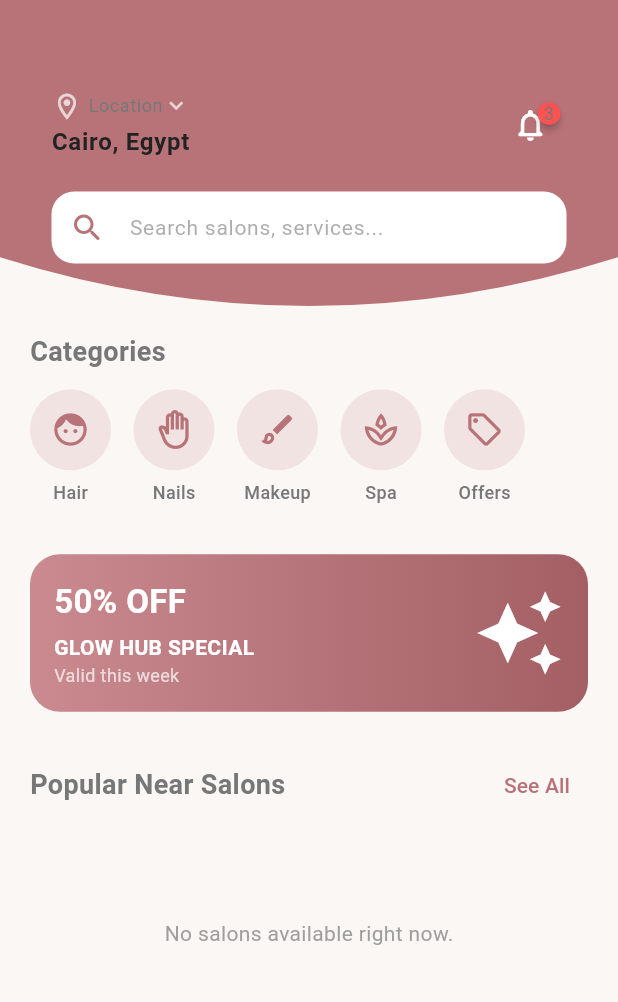
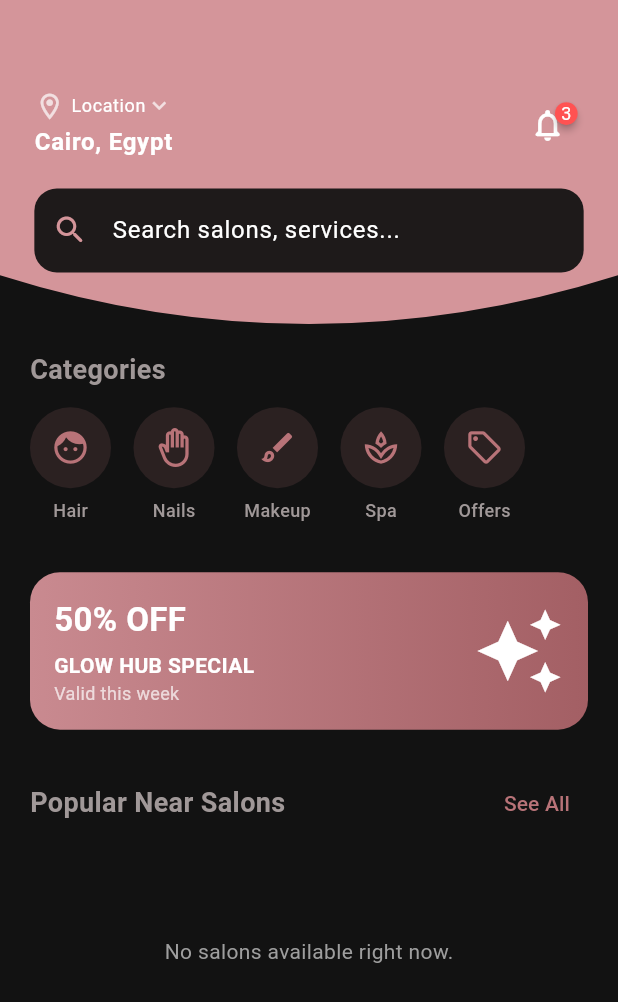
Before and after one commit to ahmedattia77/glow_hub, a Flutter app: the HomeClientScreen screen opened directly, on a phone screen of 412 x 824 dp. Shown: the top 1002 px of the screen. Run offline on Flutter 3.47's test engine with Material 3 defaults, Android fonts, the phone set to English and light mode, and no system bars; drawn by our look-alikes of badges; our stand-ins replace cloud_firestore, firebase_auth, firebase_core, firebase_storage, flutter_bloc, flutter_screenutil; accounts and stored records are empty; network calls fail.

```diff
--- /dev/null
+++ b/lib/core/common_widgets/curved_app_header.dart
@@ -0,0 +1,78 @@
+import 'package:flutter/material.dart';
+import 'package:badges/badges.dart' as badges;
+import 'package:flutter_screenutil/flutter_screenutil.dart';
+import 'package:glow_hub/features/home/presentation/ui/widgets/header_curved_clipper.dart';
+
+class CurvedAppHeader extends StatelessWidget {
+  final Widget? titleWidget;
+  final Widget? bottomChild;
+  final int notificationCount;
+  final VoidCallback? onNotificationPressed;
+  final bool showNotification;
+  final double? customPaddingBottom;
+
+  const CurvedAppHeader({
+    super.key,
+    this.titleWidget,
+    this.bottomChild,
+    this.notificationCount = 0,
+    this.onNotificationPressed,
+    this.showNotification = true,
+    this.customPaddingBottom,
+  });
+
+  @override
+  Widget build(BuildContext context) {
+    final theme = Theme.of(context);
+    final primaryColor = theme.primaryColor;
+
+    return ClipPath(
+      clipper: HeaderCurvedClipper(),
+      child: Container(
+        padding: EdgeInsets.only(
+          top: 50.h,
+          left: 20.w,
+          right: 20.w,
+          bottom: customPaddingBottom ?? (bottomChild != null ? 35.h : 25.h),
+        ),
+        decoration: BoxDecoration(color: primaryColor),
+        child: Column(
+          mainAxisSize: MainAxisSize.min,
+          children: [
+            Row(
+              mainAxisAlignment: MainAxisAlignment.spaceBetween,
+              children: [
+                Expanded(child: titleWidget ?? const SizedBox.shrink()),
+                if (showNotification)
+                  badges.Badge(
+                    position: badges.BadgePosition.topEnd(top: 4, end: 4),
+                    showBadge: notificationCount > 0,
+                    badgeStyle: const badges.BadgeStyle(
+                      badgeColor: Colors.redAccent,
+                      padding: EdgeInsets.all(4),
+                    ),
+                    badgeContent: Text(
+                      '$notificationCount',
+                      style: theme.textTheme.bodySmall?.copyWith(
+                        color: Colors.white,
+                      ),
+                    ),
+                    child: IconButton(
+                      icon: Icon(
+                        Icons.notifications_none_rounded,
+                        color: Colors.white,
+                        size: 22.sp,
+                      ),
+                      onPressed: onNotificationPressed ?? () {},
+                    ),
+                  ),
+              ],
+            ),
+
+            if (bottomChild != null) ...[SizedBox(height: 15.h), bottomChild!],
+          ],
+        ),
+      ),
+    );
+  }
+}
--- a/lib/core/firebase_helper/firebase_initial.dart
+++ b/lib/core/firebase_helper/firebase_initial.dart
@@ -1,7 +1,9 @@
 import 'package:cloud_firestore/cloud_firestore.dart';
 import 'package:firebase_auth/firebase_auth.dart';
+import 'package:firebase_storage/firebase_storage.dart';
 
 class FireBaseInitial {
   static final FirebaseAuth auth = FirebaseAuth.instance;
+  static final FirebaseStorage storage = FirebaseStorage.instance;
   static final FirebaseFirestore firestore = FirebaseFirestore.instance;
 }
--- a/lib/core/routing/routes.dart
+++ b/lib/core/routing/routes.dart
@@ -26,4 +26,5 @@ class Routes {
 
   // 4. Shared Routes (Notifications Only)
   static const String notificationsScreen = '/notificationsScreen';
+  static const String aboutUsScreen = '/aboutUsScreen';
 }
--- a/lib/features/home/presentation/ui/pages/client_screens/home_client_screen.dart
+++ b/lib/features/home/presentation/ui/pages/client_screens/home_client_screen.dart
@@ -1,6 +1,7 @@
 import 'package:flutter/material.dart';
 import 'package:flutter_bloc/flutter_bloc.dart';
 import 'package:flutter_screenutil/flutter_screenutil.dart';
+import 'package:glow_hub/core/common_widgets/curved_app_header.dart';
 import 'package:glow_hub/features/home/data/repo/salon_repo.dart';
 import 'package:glow_hub/features/home/presentation/ui/cubit/home_client_cubit.dart';
 import 'package:glow_hub/features/home/presentation/ui/widgets/curved_home_header.dart';
@@ -31,7 +32,62 @@ class _HomeClientScreenState extends State<HomeClientScreen> {
           child: Column(
             crossAxisAlignment: CrossAxisAlignment.start,
             children: [
-              const CurvedHomeHeader(),
+              CurvedAppHeader(
+                showNotification: true,
+                notificationCount: 3,
+                titleWidget: Column(
+                  crossAxisAlignment: CrossAxisAlignment.start,
+                  children: [
+                    Row(
+                      children: [
+                        Icon(
+                          Icons.location_on_outlined,
+                          color: Colors.white70,
+                          size: 18.sp,
+                        ),
+                        const SizedBox(width: 4),
+                        Text(
+                          'Location',
+                          style: Theme.of(context).textTheme.bodySmall,
+                        ),
+                        const Icon(
+                          Icons.keyboard_arrow_down,
+                          color: Colors.white70,
+                          size: 18,
+                        ),
+                      ],
+                    ),
+                    SizedBox(height: 2.h),
+                    Text(
+                      'Cairo, Egypt',
+                      style: Theme.of(context).textTheme.bodyLarge?.copyWith(
+                        fontWeight: FontWeight.bold,
+                        color: Colors.white,
+                      ),
+                    ),
+                  ],
+                ),
+                bottomChild: TextField(
+                  onChanged: (value) {
+                    context.read<HomeClientCubit>().fetchSalons(
+                      searchQuery: value.trim().isEmpty ? null : value,
+                    );
+                  },
+                  decoration: InputDecoration(
+                    hintText: 'Search salons, services...',
+                    prefixIcon: Icon(
+                      Icons.search_rounded,
+                      color: Theme.of(context).primaryColor,
+                    ),
+                    filled: true,
+                    fillColor: Theme.of(context).colorScheme.surface,
+                    border: OutlineInputBorder(
+                      borderRadius: BorderRadius.circular(15),
+                      borderSide: BorderSide.none,
+                    ),
+                  ),
+                ),
+              ),
 
               const SizedBox(height: 10),
 
--- a/lib/my_app.dart
+++ b/lib/my_app.dart
@@ -19,7 +19,7 @@ class MyApp extends StatelessWidget {
           title: 'Glow Hub',
           theme: AppTheme.lightTheme,
           darkTheme: AppTheme.darkTheme,
-          themeMode: ThemeMode.system,
+          themeMode: ThemeMode.dark,
           initialRoute: Routes.initialRoute,
           onGenerateRoute: (settings) => AppRouter.generateRoute(settings),
         );
--- a/pubspec.yaml
+++ b/pubspec.yaml
@@ -42,6 +42,7 @@ dependencies:
   firebase_auth: ^6.7.0
   flutter_screenutil: ^5.9.3
   badges: ^3.2.0
+  firebase_storage: ^13.6.1
 
 dev_dependencies:
   flutter_test:
```
Also changed, not shown: lib/core/common_widgets/custom_app_bar.dart (added, +52 -0 lines), lib/core/routing/app_router.dart (+14 -12 lines), lib/features/about_us/presentation/ui/pages/about_us_screen.dart (+9 -6 lines), lib/features/home/data/repo/nav_repo.dart (renamed from lib/features/home/data/repo/user_repo.dart, +11 -5 lines), lib/features/home/presentation/ui/pages/client_screens/client_profile_screen.dart (added, +204 -0 lines), lib/features/home/presentation/ui/widgets/client_widgets/profile_menu_item.dart (added, +42 -0 lines), lib/features/profile/data/model/user_model.dart (added, +62 -0 lines), lib/features/profile/data/repo/client_repo.dart (added, +61 -0 lines), lib/features/profile/presentation/cubit/edit_profile_cubit.dart (added, +46 -0 lines), lib/features/profile/presentation/cubit/edit_profile_state.dart (added, +20 -0 lines), lib/main_layout.dart (renamed from lib/features/home/presentation/ui/pages/main_layout.dart, +10 -7 lines), lib/features/home/data/model/shared_models/nav_item_model.dart (renamed from lib/features/home/data/model/nav_item_model.dart), pubspec.lock, 3 other files.
